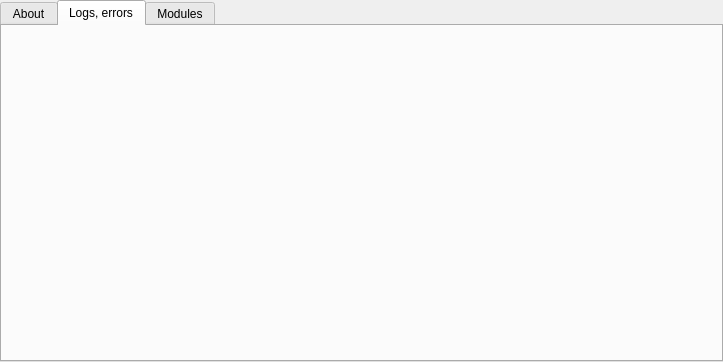
This is res/about_page.ui in Ultrawipf/OpenFFBoard-configurator as Qt 5 draws it before an edit. The edited form follows.
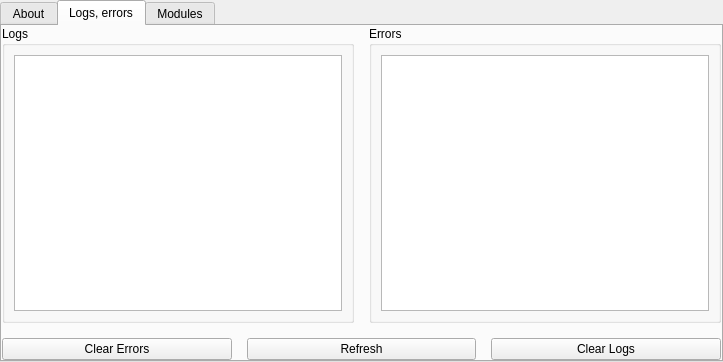
This is the edited form. The open tabs and pages were chosen to show the change.

Commit message: fix: logger in about

Diff of the .ui file:
```diff
--- a/res/about_page.ui
+++ b/res/about_page.ui
@@ -153,7 +153,98 @@
       <attribute name="title">
        <string>Logs, errors</string>
       </attribute>
-      <layout class="QGridLayout" name="gridLayout_3"/>
+      <layout class="QGridLayout" name="gridLayout_3">
+       <property name="leftMargin">
+        <number>0</number>
+       </property>
+       <property name="topMargin">
+        <number>0</number>
+       </property>
+       <property name="rightMargin">
+        <number>0</number>
+       </property>
+       <property name="bottomMargin">
+        <number>0</number>
+       </property>
+       <property name="spacing">
+        <number>15</number>
+       </property>
+       <item row="0" column="0">
+        <widget class="QGroupBox" name="groupBox_logs">
+         <property name="sizePolicy">
+          <sizepolicy hsizetype="Preferred" vsizetype="Expanding">
+           <horstretch>0</horstretch>
+           <verstretch>0</verstretch>
+          </sizepolicy>
+         </property>
+         <property name="title">
+          <string>Logs</string>
+         </property>
+         <layout class="QGridLayout" name="gridLayout_logs">
+          <item row="0" column="1">
+           <widget class="QTextEdit" name="logBox_1">
+            <property name="sizePolicy">
+             <sizepolicy hsizetype="Preferred" vsizetype="Preferred">
+              <horstretch>0</horstretch>
+              <verstretch>0</verstretch>
+             </sizepolicy>
+            </property>
+           </widget>
+          </item>
+         </layout>
+        </widget>
+       </item>
+       <item row="0" column="1">
+        <widget class="QGroupBox" name="groupBox_errors">
+         <property name="sizePolicy">
+          <sizepolicy hsizetype="Preferred" vsizetype="Expanding">
+           <horstretch>0</horstretch>
+           <verstretch>0</verstretch>
+          </sizepolicy>
+         </property>
+         <property name="title">
+          <string>Errors</string>
+         </property>
+         <layout class="QGridLayout" name="gridLayout_errors">
+          <item row="0" column="0">
+           <widget class="QTableView" name="tableView">
+            <property name="sizePolicy">
+             <sizepolicy hsizetype="Preferred" vsizetype="Preferred">
+              <horstretch>0</horstretch>
+              <verstretch>0</verstretch>
+             </sizepolicy>
+            </property>
+           </widget>
+          </item>
+         </layout>
+        </widget>
+       </item>
+       <item row="2" column="0" rowspan="3" colspan="2">
+        <layout class="QHBoxLayout" name="horizontalLayout">
+         <item>
+          <widget class="QPushButton" name="pushButton_clearErrors">
+           <property name="text">
+            <string>Clear Errors</string>
+           </property>
+          </widget>
+         </item>
+         <item>
+          <widget class="QPushButton" name="pushButton_refresh">
+           <property name="text">
+            <string>Refresh</string>
+           </property>
+          </widget>
+         </item>
+         <item>
+          <widget class="QPushButton" name="pushButton_clearLogs">
+           <property name="text">
+            <string>Clear Logs</string>
+           </property>
+          </widget>
+         </item>
+        </layout>
+       </item>
+      </layout>
      </widget>
      <widget class="QWidget" name="tab_2">
       <attribute name="title">
```
Left out of the diff: 24 changed lines with no effect on the pictures. The commit also changes 4 other files.
